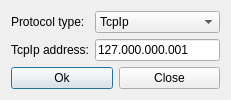
First picture: the form in User/SimpleApplication/tcpipaddressdialog.ui, repository OzhegovRoman/ControlUnit4_Software, before the edit.
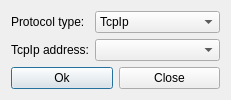
Second picture: the form after the edit.

What changed in the file:
```diff
--- a/User/SimpleApplication/tcpipaddressdialog.ui
+++ b/User/SimpleApplication/tcpipaddressdialog.ui
@@ -70,14 +70,7 @@
           <number>0</number>
          </property>
          <item>
-          <widget class="QLineEdit" name="leTcpIpAddress">
-           <property name="inputMask">
-            <string>000.000.000.000;_</string>
-           </property>
-           <property name="text">
-            <string>127.000.000.001</string>
-           </property>
-          </widget>
+          <widget class="QComboBox" name="cbTcpIp"/>
          </item>
         </layout>
        </widget>
```
Left out of the diff: 8 changed lines with no effect on the pictures.
